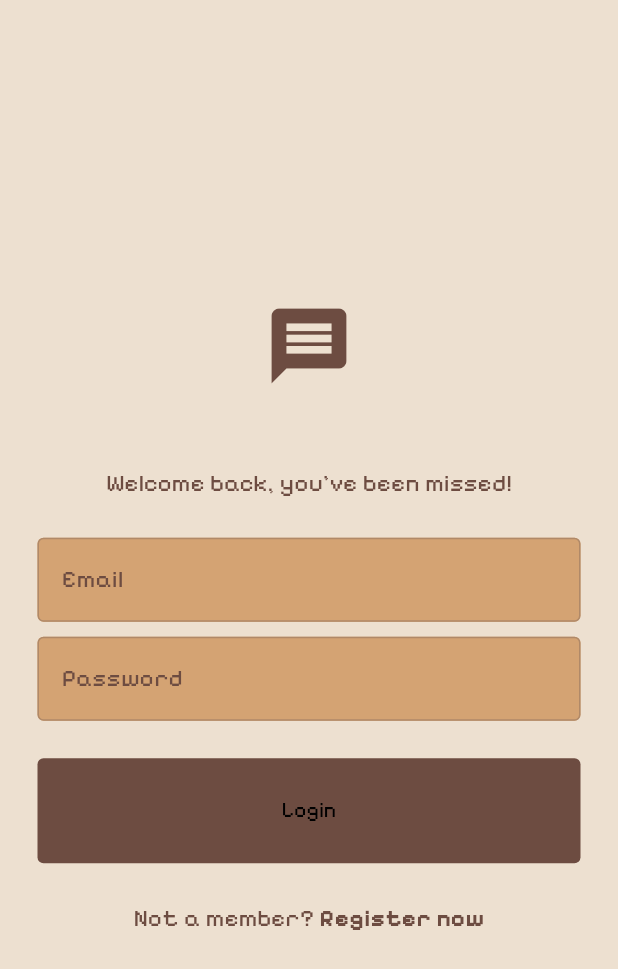
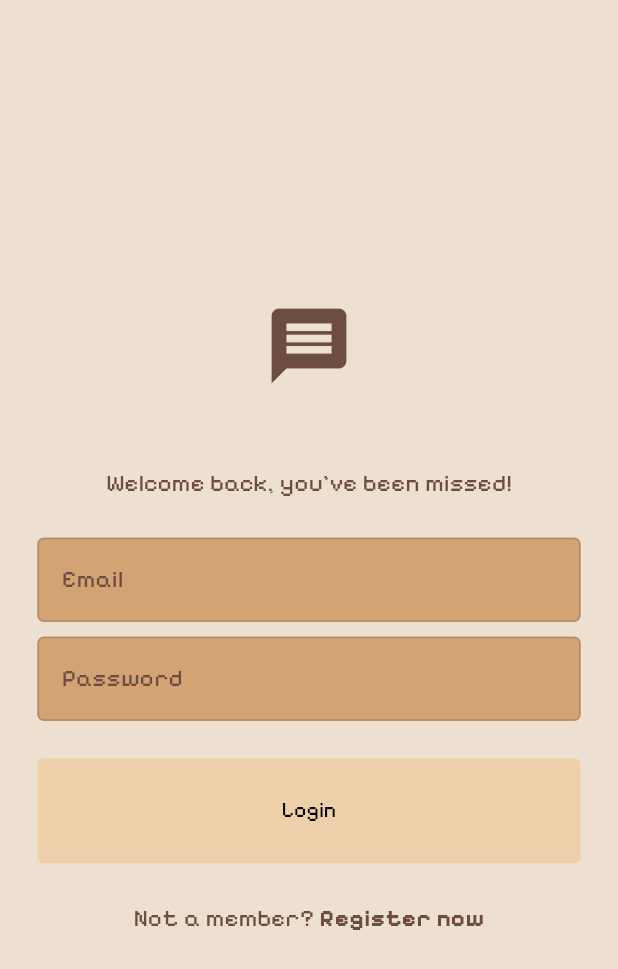
Before and after one commit to AshvikMishra/DevEcho, a Flutter app: the screen it shows after launch, on a phone screen of 412 x 824 dp. Shown: the top 969 px of the screen. Run offline on Flutter 3.47's test engine with Material 3 defaults, Android fonts, the light colour scheme and no system bars; our stand-ins replace cloud_firestore, firebase_auth, firebase_core; accounts and stored records are empty; generated files the repository leaves out were written again.

Commit message:
Fixed colors for light and dark themes for a retro aesthetic.

```diff
--- a/devecho_app/lib/components/my_button.dart
+++ b/devecho_app/lib/components/my_button.dart
@@ -16,11 +16,11 @@ class MyButton extends StatelessWidget {
       onTap: onTap,
       child: Container(
         decoration: BoxDecoration(
-          color: Theme.of(context).colorScheme.primary,
+          color: Theme.of(context).colorScheme.inversePrimary,
           borderRadius: BorderRadius.circular(4),
         ),
-        padding: EdgeInsets.all(25),
-        margin: EdgeInsets.symmetric(horizontal: 25),
+        padding: const EdgeInsets.all(25),
+        margin: const EdgeInsets.symmetric(horizontal: 25),
         child: Center(
           child: Text(text),
         ),
--- a/devecho_app/lib/components/my_textfield.dart
+++ b/devecho_app/lib/components/my_textfield.dart
@@ -1,5 +1,4 @@
 import 'package:flutter/material.dart';
-import 'package:flutter/widgets.dart';
 
 class MyTextfield extends StatelessWidget {
   final String hintText;
--- a/devecho_app/lib/components/my_usertile.dart
+++ b/devecho_app/lib/components/my_usertile.dart
@@ -27,7 +27,7 @@ class UserTile extends StatelessWidget {
             padding: const EdgeInsets.all(20),
             child: Row(
               children: [
-                Icon(Icons.person),
+                const Icon(Icons.person),
 
                 const SizedBox(width: 20),
 
--- a/devecho_app/lib/main.dart
+++ b/devecho_app/lib/main.dart
@@ -24,7 +24,7 @@ class MyApp extends StatelessWidget {
   Widget build(BuildContext context) {
     return MaterialApp(
       debugShowCheckedModeBanner: false,
-      home: AuthGate(),
+      home: const AuthGate(),
       theme: Provider.of<ThemeProvider>(context).themeData,
     );
   }
--- a/devecho_app/lib/pages/register_page.dart
+++ b/devecho_app/lib/pages/register_page.dart
@@ -17,11 +17,11 @@ class RegisterPage extends StatelessWidget {
   });
 
   void register(BuildContext context) {
-    final _auth = AuthService();
+    final auth = AuthService();
 
     if (_pwdController.text == _confirmpwdController.text){
       try {
-        _auth.signUpWithEmailPassword(_emailController.text, _pwdController.text);
+        auth.signUpWithEmailPassword(_emailController.text, _pwdController.text);
       }
       catch (e){
         showDialog(
--- a/devecho_app/lib/pages/settings_page.dart
+++ b/devecho_app/lib/pages/settings_page.dart
@@ -11,7 +11,7 @@ class SettingsPage extends StatelessWidget {
     return Scaffold(
       backgroundColor: Theme.of(context).colorScheme.surface,
       appBar: AppBar(
-        title: Text("Settings"),
+        title: const Text("Settings"),
         centerTitle: true,
         backgroundColor: Colors.transparent,
         foregroundColor: Theme.of(context).colorScheme.primary,
@@ -27,7 +27,7 @@ class SettingsPage extends StatelessWidget {
         child: Row(
           mainAxisAlignment: MainAxisAlignment.spaceBetween,
           children: [
-            Text("Dark Mode"),
+            const Text("Dark Mode"),
 
             CupertinoSwitch(
               value: Provider.of<ThemeProvider>(context, listen: false).isDarkMode,
--- a/devecho_app/lib/themes/dark_mode.dart
+++ b/devecho_app/lib/themes/dark_mode.dart
@@ -3,7 +3,7 @@ import 'package:flutter/material.dart';
 ThemeData darkMode = ThemeData(
   colorScheme: const ColorScheme.dark(
     surface: Color(0xFF2B1B13),
-    primary: Color(0xFF5D4037),
+    primary: Color(0xFFEDE0D0),
     secondary: Color(0xFFAA7B50),
     tertiary: Color(0xFF8A664F),
     inversePrimary: Color(0xFFC9A177),
```
Also changed, not shown: devecho_app/lib/components/my_chat_bubble.dart (+17 -4 lines), devecho_app/lib/components/my_drawer.dart (+9 -9 lines), devecho_app/lib/pages/chat_page.dart (+4 -3 lines).
